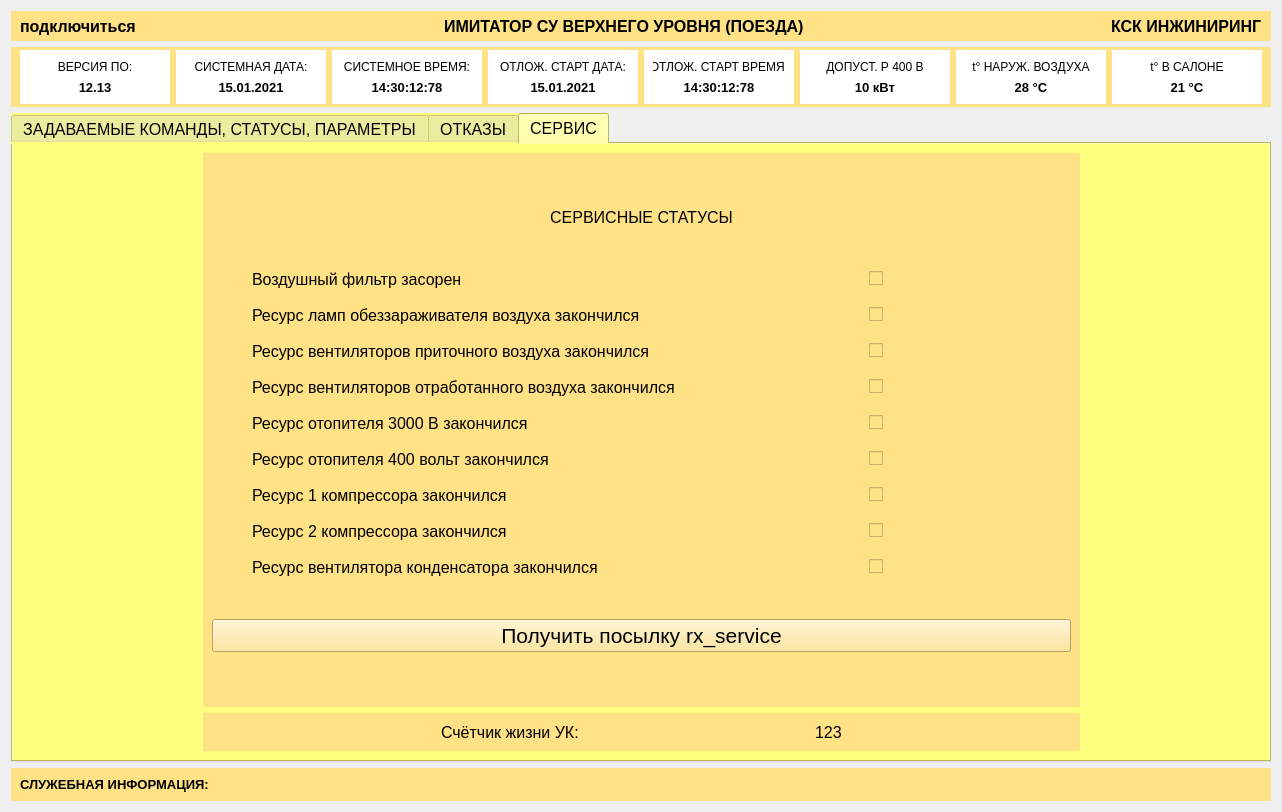
Above: train_imitator.ui from victocryl/train_imitator before the change. Below: the same form after it.
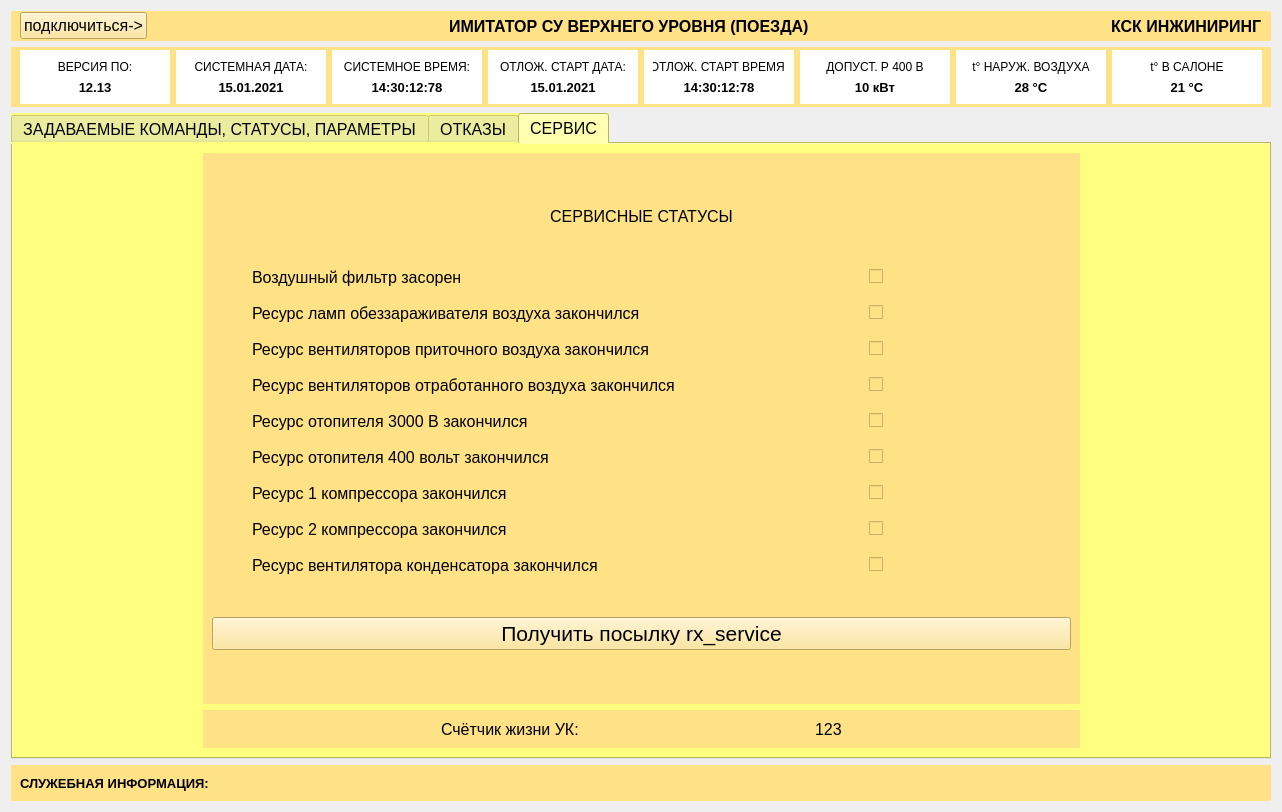
That is the form after the change.

The edit to the form file:
```diff
--- a/train_imitator.ui
+++ b/train_imitator.ui
@@ -42,16 +42,14 @@
        <number>0</number>
       </property>
       <item>
-       <widget class="QLabel" name="label_3">
+       <widget class="QPushButton" name="pushButton_5">
         <property name="font">
          <font>
           <pointsize>12</pointsize>
-          <weight>75</weight>
-          <bold>true</bold>
          </font>
         </property>
         <property name="text">
-         <string>подключиться</string>
+         <string>подключиться-&gt;</string>
         </property>
        </widget>
       </item>
@@ -6307,9 +6305,9 @@
         </property>
         <property name="font">
          <font>
-          <pointsize>10</pointsize>
-          <weight>75</weight>
-          <bold>true</bold>
+          <pointsize>12</pointsize>
+          <weight>50</weight>
+          <bold>false</bold>
          </font>
         </property>
         <property name="text">
```
